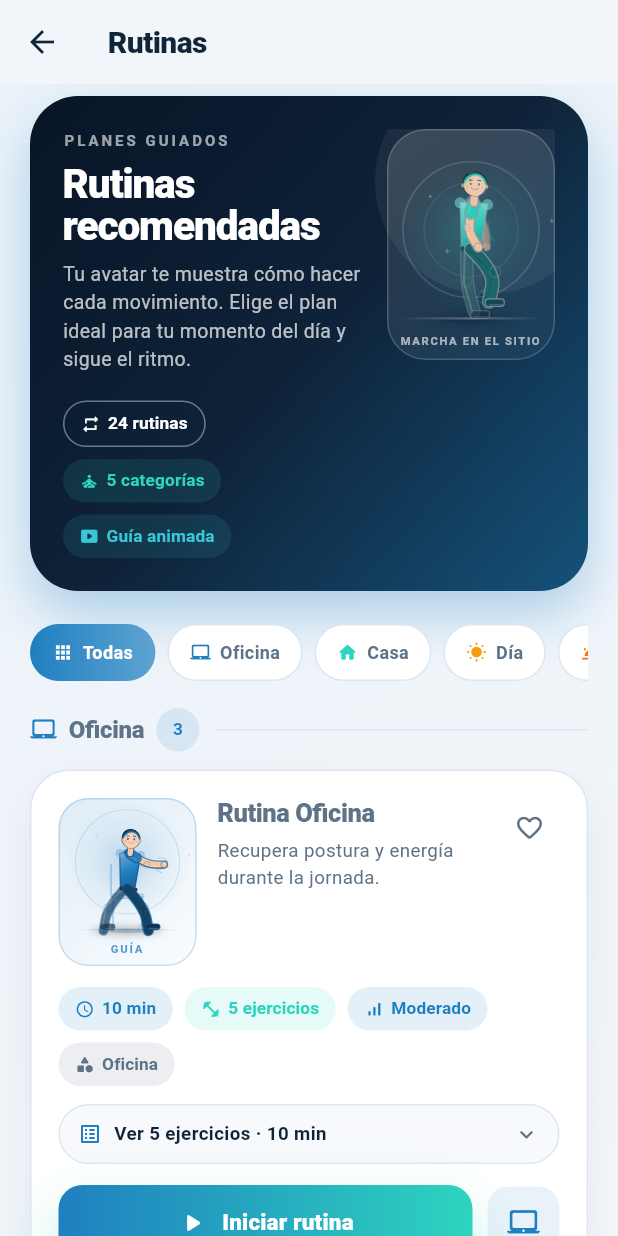
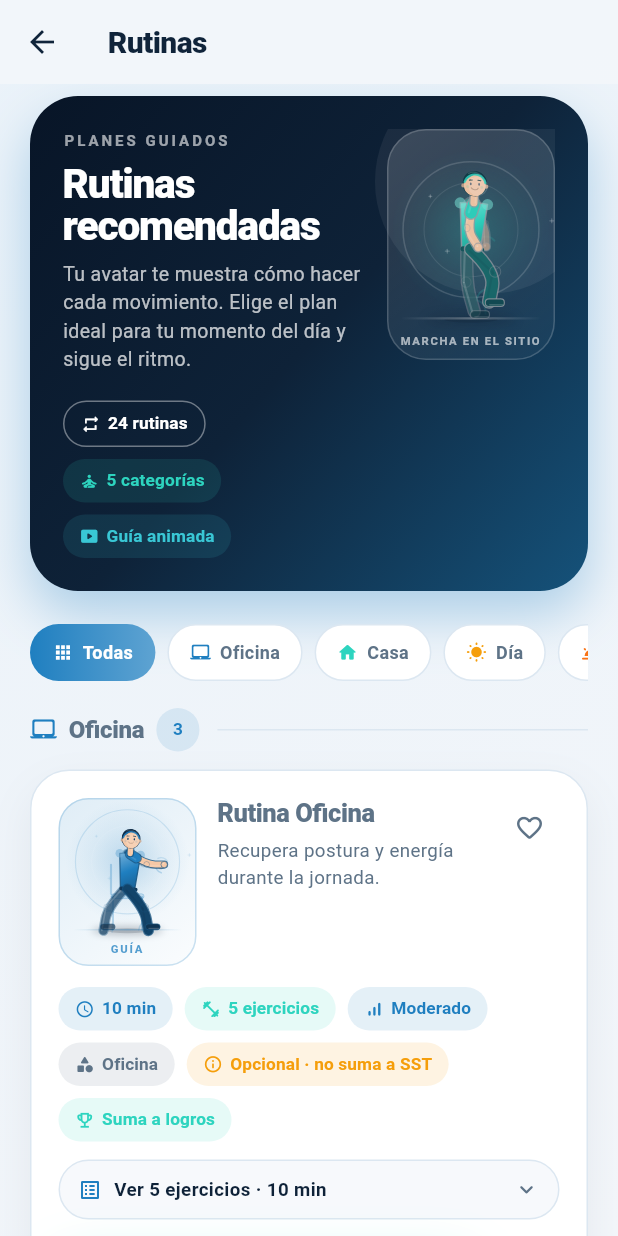
Before and after one commit to aprendizena8-ui/proyecto_ergovida, a Flutter app: the RoutinePage screen opened directly, on a phone screen of 412 x 824 dp. Run offline on Flutter 3.47's test engine with Material 3 defaults, Android fonts, the phone set to English and light mode, and no system bars; our stand-ins replace camera, firebase_core, firebase_messaging, image_picker, shared_preferences; missing offline and left inert: desktop_tray, local_notifier, pose_detection, window_manager; accounts and stored records are empty; network calls fail.

Commit message:
Hacer visibles avatares y prioridad SST en ejercicios y rutinas
Las tarjetas de ejercicios muestran el avatar animado, Prioritario/Opcional y si cuentan para SST o solo logros. Las rutinas indican Opcional, no suma a SST y suma a logros. AppPill recorta textos largos sin desbordar.

```diff
--- a/lib/features/routines/routine_page.dart
+++ b/lib/features/routines/routine_page.dart
@@ -1026,6 +1026,16 @@ class _RoutinePageState extends State<RoutinePage> {
                 color: AppPalette.muted,
                 icon: Icons.category_rounded,
               ),
+              const AppPill(
+                text: 'Opcional · no suma a SST',
+                color: AppPalette.warning,
+                icon: Icons.info_outline_rounded,
+              ),
+              const AppPill(
+                text: 'Suma a logros',
+                color: AppPalette.teal,
+                icon: Icons.emoji_events_outlined,
+              ),
             ],
           ),
           const SizedBox(height: 12),
--- a/lib/widgets/design_system.dart
+++ b/lib/widgets/design_system.dart
@@ -226,13 +226,17 @@ class AppPill extends StatelessWidget {
             Icon(icon, size: 13, color: color),
             const SizedBox(width: 5),
           ],
-          Text(
+          Flexible(
+            child: Text(
               text,
+              maxLines: 1,
+              overflow: TextOverflow.ellipsis,
               style: TextStyle(
                 color: color,
                 fontSize: 11.5,
                 fontWeight: FontWeight.w700,
                 letterSpacing: 0.1,
+              ),
             ),
           ),
         ],
```
Also changed, not shown: lib/features/exercises/exercises_page.dart (+27 -1 lines), 2 other files. Lines whose indentation alone changed are shown as unchanged.
